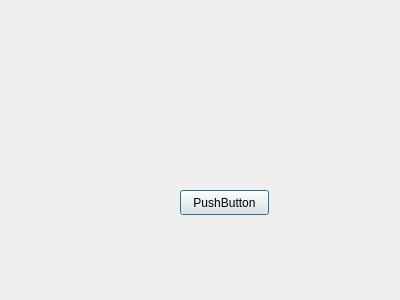
First picture: the form in ImageProc/src/ImageProc/imgproc.ui, repository Rodelph/Dicom-Image-Converter, before the edit.
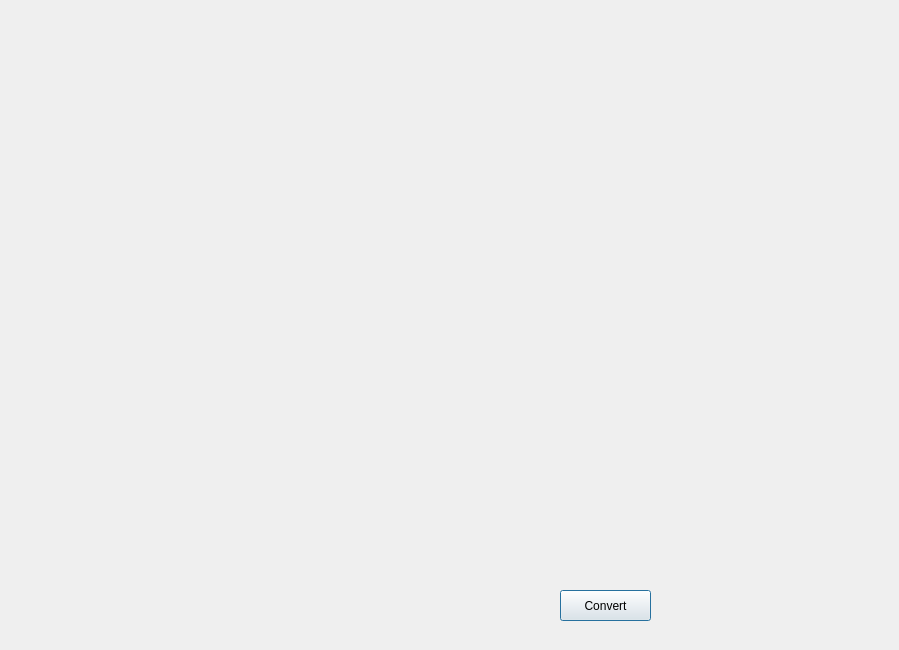
Second picture: the form after the edit.

Commit message: fixed main window ui res

Patch:
```diff
--- a/ImageProc/src/ImageProc/imgproc.ui
+++ b/ImageProc/src/ImageProc/imgproc.ui
@@ -6,8 +6,8 @@
    <rect>
     <x>0</x>
     <y>0</y>
-    <width>400</width>
-    <height>300</height>
+    <width>899</width>
+    <height>650</height>
    </rect>
   </property>
   <property name="windowTitle">
@@ -16,14 +16,27 @@
   <widget class="QPushButton" name="testBtn">
    <property name="geometry">
     <rect>
-     <x>180</x>
-     <y>190</y>
-     <width>89</width>
-     <height>25</height>
+     <x>560</x>
+     <y>590</y>
+     <width>91</width>
+     <height>31</height>
     </rect>
    </property>
    <property name="text">
-    <string>PushButton</string>
+    <string>Convert</string>
+   </property>
+  </widget>
+  <widget class="QLabel" name="showImageLbl">
+   <property name="geometry">
+    <rect>
+     <x>360</x>
+     <y>40</y>
+     <width>512</width>
+     <height>512</height>
+    </rect>
+   </property>
+   <property name="text">
+    <string/>
    </property>
   </widget>
  </widget>
```
Left out of the diff: 2 changed lines with no effect on the pictures. The commit also changes 5 other files.
